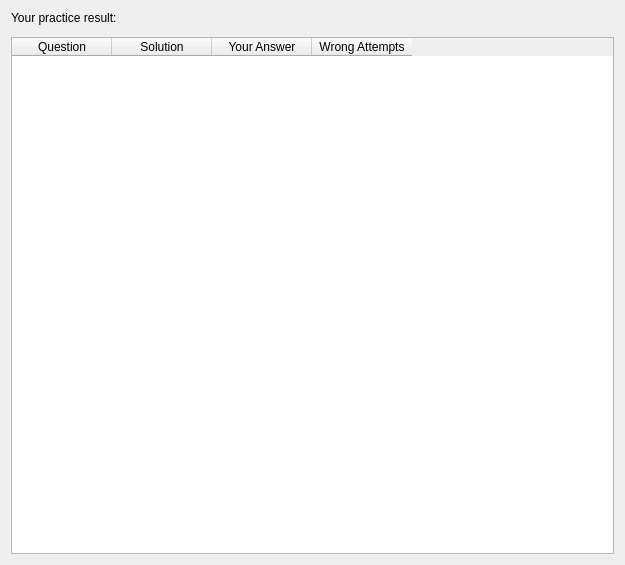
First picture: the form in src/practice/practicesummarywidget.ui, repository KDE/parley, before the edit.
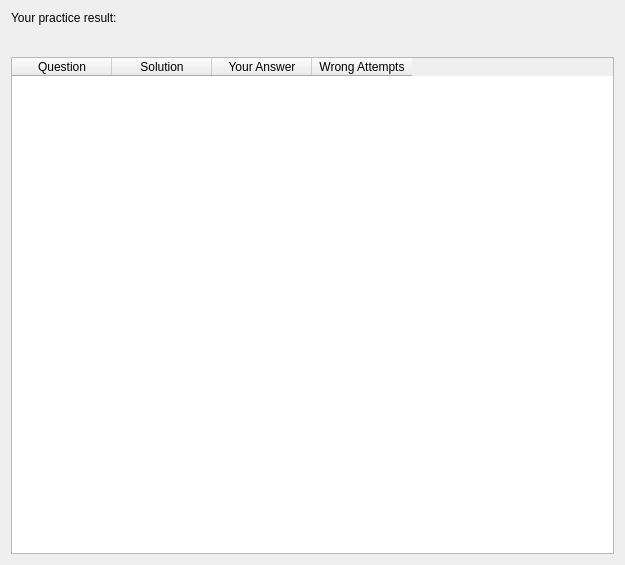
Second picture: the form after the edit. Custom widgets are drawn as their Qt base class.

Commit message: show more info when practice is finished (total words and time)

```diff
--- a/src/practice/practicesummarywidget.ui
+++ b/src/practice/practicesummarywidget.ui
@@ -18,6 +18,24 @@
      </property>
     </widget>
    </item>
+   <item>
+    <layout class="QHBoxLayout" name="horizontalLayout">
+     <item>
+      <widget class="QLabel" name="testSummaryLabel">
+       <property name="text">
+        <string/>
+       </property>
+      </widget>
+     </item>
+     <item>
+      <widget class="QLabel" name="timeSummaryLabel">
+       <property name="text">
+        <string/>
+       </property>
+      </widget>
+     </item>
+    </layout>
+   </item>
    <item>
     <widget class="Practice::SummaryBarWidget" name="summaryBar" native="true"/>
    </item>
```
The commit also changes 6 other files.
